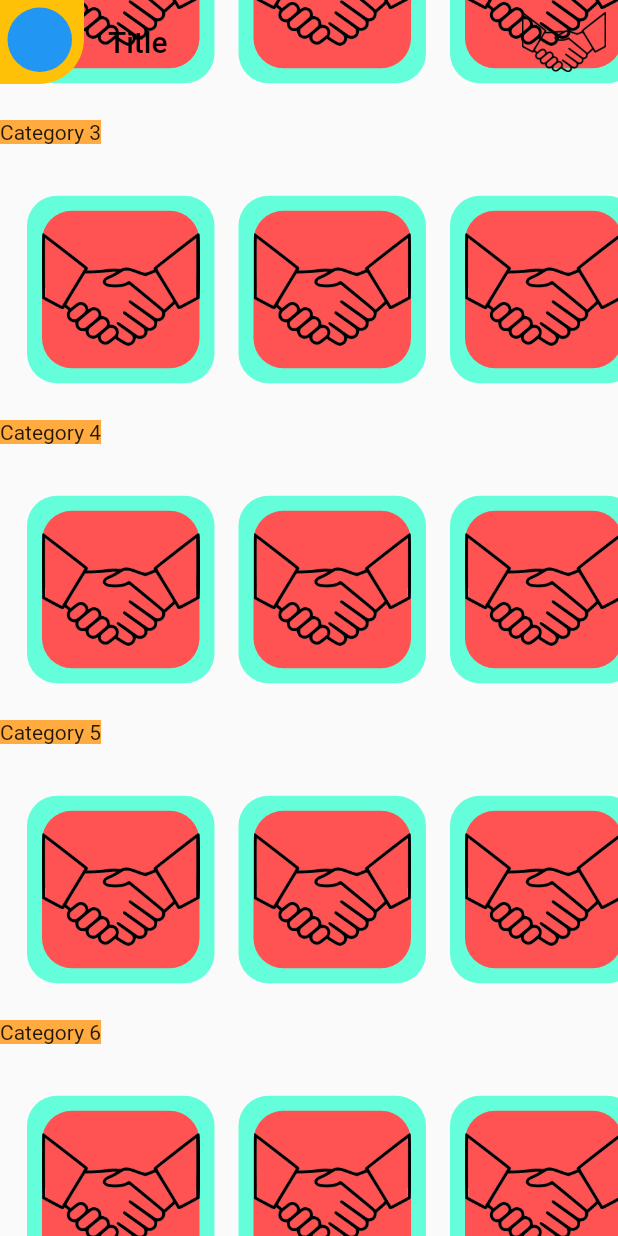
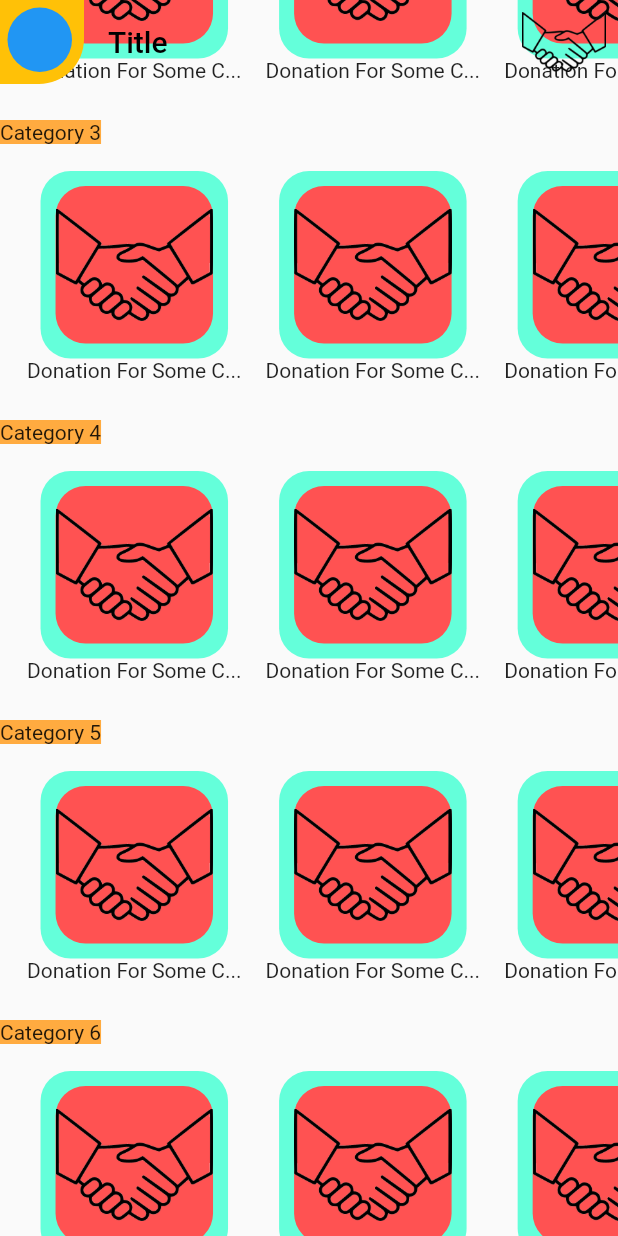
Before and after one commit to AkshaySiddannavar/give_easy, a Flutter app: the HomeScreen screen opened by its route, scrolled down 576 dp, on a phone screen of 412 x 824 dp. Run offline on Flutter 3.47's test engine with Material 2 defaults, Android fonts, the phone set to English and light mode, and no system bars; our stand-ins replace cloud_firestore, confetti, file_picker, firebase_auth, firebase_core, firebase_storage and 2 more; missing offline and left inert: razorpay_flutter; accounts and stored records are empty.

Commit message:
add title to PreviewCard
Because:
- It will help users in differentiating preview cards
- It will help users get an idea about what donation is the preview card about

Added title to PreviewCard.

```diff
--- a/lib/components/preview_card.dart
+++ b/lib/components/preview_card.dart
@@ -2,31 +2,32 @@ import 'package:flutter/material.dart';
 import 'package:give_easy/constants.dart';
 import 'package:give_easy/screens/all_screens.dart';
 
-//added navigation to specificDonationScreen on tap with GestureDetector
-//how to pass values to specificDonationScreen ? I am using screen id to navigate to it
-
 class PreviewCard extends StatelessWidget {
   final Image previewImage; //image shown in PreviewCard
+  final String title; //title from specific-request-data
 
-  const PreviewCard({
-    Key? key,
+  const PreviewCard(
+      {Key? key,
       this.previewImage = kDefaultPreviewImage,
-  }) : super(key: key);
+      this.title = 'Donation For Some Cause'})
+      : super(key: key);
 
   @override
   Widget build(BuildContext context) {
-    return Container(
-      //outer container
-      height: 125.0,
-      width: 125.0,
-      //height and width such that at least 3 of PreviewCards should be visible by default
-      //change it later in case required
-
-      padding: EdgeInsets.all(10.0),
-      child: GestureDetector(
+    return GestureDetector(
       onTap: () {
         Navigator.pushNamed(context, SpecificDonationScreen.id);
       },
+      child: Column(
+        children: [
+          Container(
+            height: 125.0,
+            width: 125.0,
+            padding: EdgeInsets.all(10.0),
+            decoration: BoxDecoration(
+                color:
+                    Colors.tealAccent, //to identify extent of outer container
+                borderRadius: BorderRadius.all(Radius.elliptical(20.0, 20.0))),
             child: Container(
               //inner container
               //replace it with padding later on if required
@@ -37,17 +38,20 @@ class PreviewCard extends StatelessWidget {
                   borderRadius: BorderRadius.all(Radius.circular(20.0))),
 
               child: Flex(
-              direction:
-                  Axis.horizontal, //change direction in case required later on
+                  direction: Axis
+                      .horizontal, //change direction in case required later on
 
                   children: [Flexible(child: previewImage)]
                   //We use Flex > Flexible so that we can change size of image from its original size
                   ),
             ),
           ),
-      decoration: BoxDecoration(
-          color: Colors.tealAccent, //to identify extent of outer container
-          borderRadius: BorderRadius.all(Radius.elliptical(20.0, 20.0))),
+          Text(
+            title.length > 20 ? '${title.substring(0, 19)}...' : title,
+            textAlign: TextAlign.center,
+          )
+        ],
+      ),
     );
   }
 }
```
Lines whose indentation alone changed are shown as unchanged.
